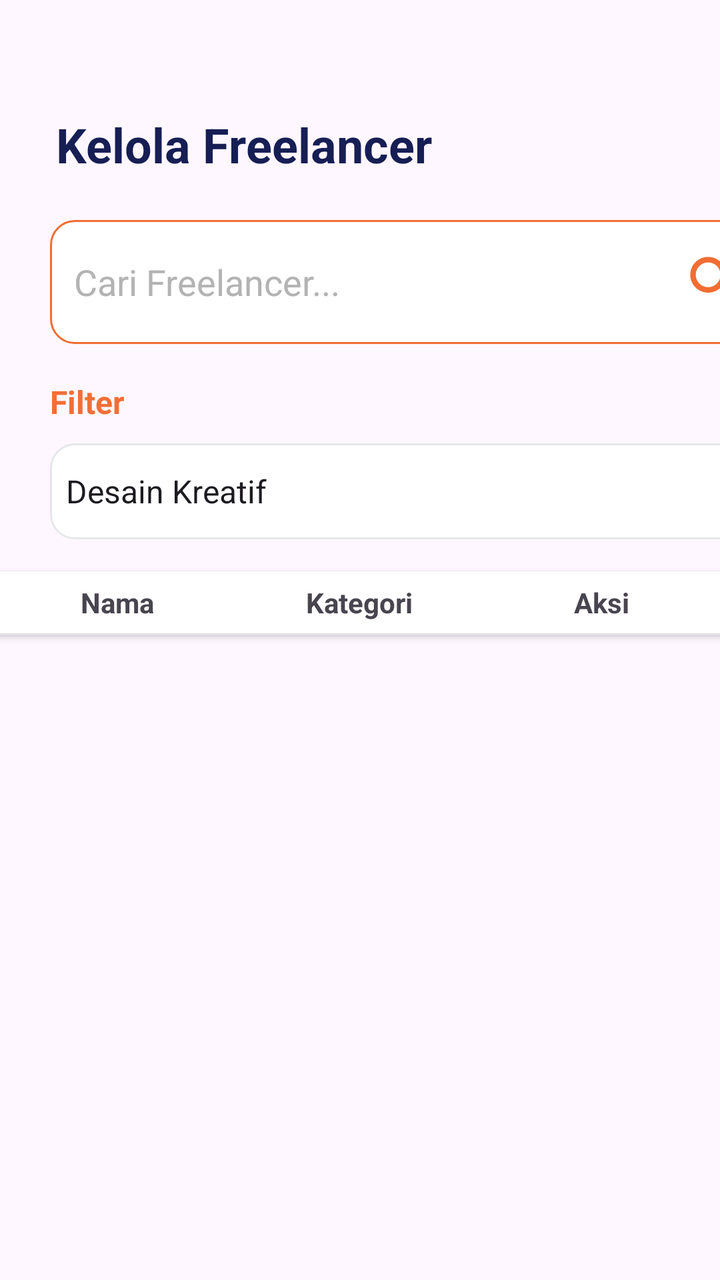
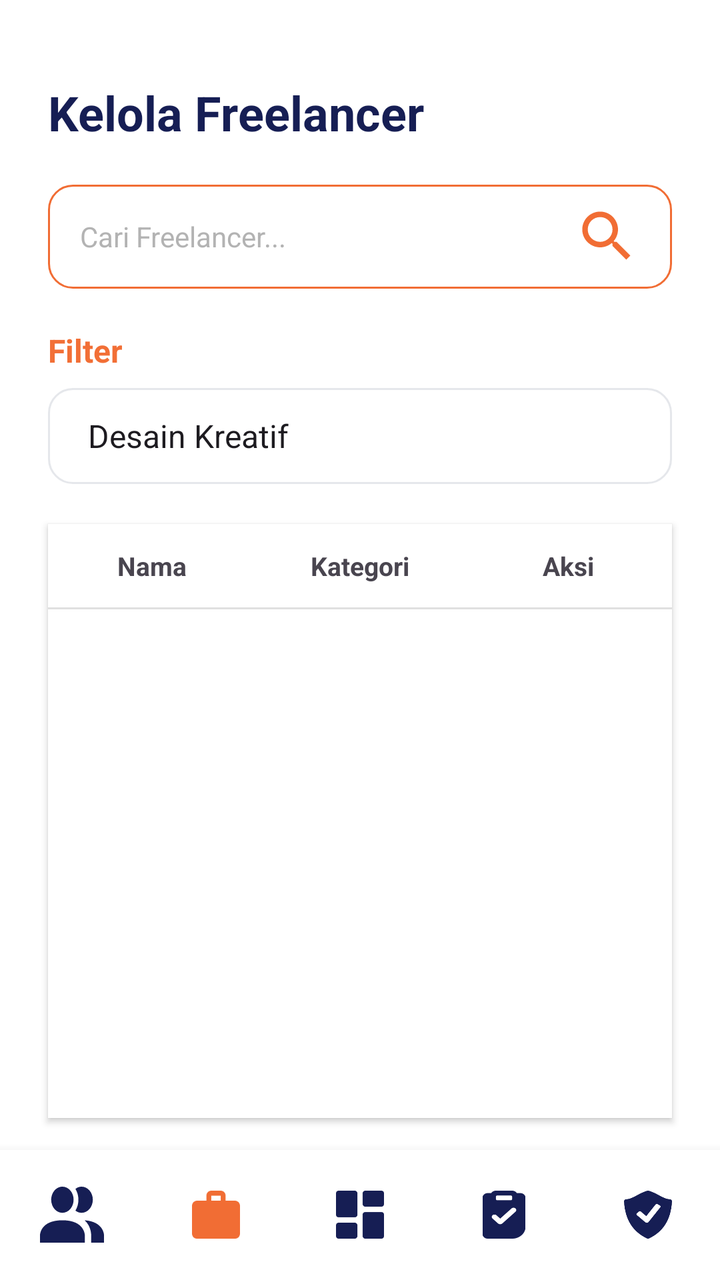

Screens rendered from an Android XML layout before and after an edit, with the pre-edit source and the edit as a unified diff.
<!-- AndroidManifest.xml: application theme Theme.KelolaJasa -->
<!-- res/layout/kelolafreelance.xml -->
<?xml version="1.0" encoding="utf-8"?>
<androidx.constraintlayout.widget.ConstraintLayout xmlns:android="http://schemas.android.com/apk/res/android"
    xmlns:app="http://schemas.android.com/apk/res-auto"
    xmlns:tools="http://schemas.android.com/tools"
    android:id="@+id/main"
    android:layout_width="match_parent"
    android:layout_height="match_parent"
    app:layout_constraintStart_toStartOf="parent"
    app:layout_constraintTop_toTopOf="parent"
    android:fontFamily="inter">

    <TextView
        android:id="@+id/title"
        android:layout_width="wrap_content"
        android:layout_height="wrap_content"
        android:layout_marginStart="28dp"
        android:layout_marginTop="56dp"
        android:text="Kelola Freelancer"
        android:textColor="#161E54"
        android:textSize="24sp"
        android:textStyle="bold"
        app:layout_constraintStart_toStartOf="parent"
        app:layout_constraintTop_toTopOf="parent"
        tools:ignore="MissingConstraints" />

    <EditText
        android:id="@+id/editTextText3"
        android:layout_width="361dp"
        android:layout_height="62dp"
        android:layout_marginStart="25dp"
        android:layout_marginTop="110dp"
        android:background="@drawable/bg_search"
        android:padding="12dp"
        android:inputType="text"
        android:hint="Cari Freelancer..."
        android:textColorHint="#B3B3B3"
        tools:ignore="MissingConstraints"
        android:drawableEnd="@drawable/icon_search"
        android:drawablePadding="5dp"
        app:layout_constraintTop_toBottomOf="@+id/title"
        app:layout_constraintStart_toStartOf="parent"
        app:layout_constraintTop_toTopOf="parent" />

    <LinearLayout
        android:id="@+id/filterfreelancer"
        android:layout_width="match_parent"
        android:layout_height="wrap_content"
        android:orientation="vertical"
        tools:ignore="MissingConstraints">

        <TextView
            android:layout_width="wrap_content"
            android:layout_height="wrap_content"
            android:layout_marginStart="25dp"
            android:layout_marginTop="190dp"
            android:layout_marginBottom="10dp"
            android:text="Filter"
            android:textColor="#F26F36"
            android:textSize="16sp"
            android:textStyle="bold"
            app:layout_constraintStart_toStartOf="parent"
            app:layout_constraintTop_toTopOf="parent"
            tools:ignore="MissingConstraints" />

        <Spinner
            android:id="@+id/spinnerKategori"
            android:layout_width="358dp"
            android:layout_height="48dp"
            android:layout_marginStart="25dp"
            android:background="@drawable/bg_card"
            android:entries="@array/kategori_jasa"
            app:layout_constraintStart_toStartOf="parent"
            app:layout_constraintTop_toTopOf="parent"
            tools:ignore="MissingConstraints" />

    </LinearLayout>

    <LinearLayout
        android:id="@+id/HeaderTable"
        android:layout_width="364dp"
        android:layout_height="wrap_content"
        android:layout_marginTop="16dp"
        android:background="#FFFFFF"
        android:elevation="2dp"
        android:orientation="vertical"
        android:padding="0dp"
        app:layout_constraintEnd_toEndOf="parent"
        app:layout_constraintStart_toStartOf="parent"
        app:layout_constraintTop_toBottomOf="@+id/filterfreelancer">

        <LinearLayout
            android:layout_width="match_parent"
            android:layout_height="wrap_content"
            android:orientation="horizontal">

            <TextView
                android:layout_width="121dp"
                android:layout_height="31dp"
                android:gravity="center"
                android:text="Nama"
                android:textSize="14sp"
                android:textStyle="bold" />

            <TextView
                android:layout_width="121dp"
                android:layout_height="31dp"
                android:gravity="center"
                android:text="Kategori"
                android:textSize="14sp"
                android:textStyle="bold" />

            <TextView
                android:layout_width="121dp"
                android:layout_height="31dp"
                android:gravity="center"
                android:text="@string/aksi"
                android:textSize="14sp"
                android:textStyle="bold" />
        </LinearLayout>

        <View
            android:layout_width="match_parent"
            android:layout_height="1dp"
            android:background="#E0E0E0" />

        <TextView
            android:id="@+id/txtEmpty"
            android:layout_width="match_parent"
            android:layout_height="wrap_content"
            android:text="Belum ada jasa"
            android:gravity="center"
            android:textSize="16sp"
            android:visibility="gone"/>

        <androidx.recyclerview.widget.RecyclerView
            android:id="@+id/recyclerView"
            android:layout_width="match_parent"
            android:layout_height="0dp"
            android:layout_weight="1"/>
    </LinearLayout>


</androidx.constraintlayout.widget.ConstraintLayout>
<!-- resources referenced by this layout -->
<resources>
  <!-- unchanged entries left out for length: 7 -->
</resources>

<!-- the commit's change to res/layout/kelolafreelance.xml (unified diff, before → after) -->
@@ -1,89 +1,83 @@
 <?xml version="1.0" encoding="utf-8"?>
-<androidx.constraintlayout.widget.ConstraintLayout xmlns:android="http://schemas.android.com/apk/res/android"
+<androidx.constraintlayout.widget.ConstraintLayout
+    xmlns:android="http://schemas.android.com/apk/res/android"
     xmlns:app="http://schemas.android.com/apk/res-auto"
     xmlns:tools="http://schemas.android.com/tools"
     android:id="@+id/main"
     android:layout_width="match_parent"
     android:layout_height="match_parent"
+    android:background="#FFFFFF"> <TextView
+    android:id="@+id/title"
+    android:layout_width="match_parent"
+    android:layout_height="wrap_content"
+    android:layout_marginHorizontal="24dp"
+    android:layout_marginTop="40dp"
+    android:text="Kelola Freelancer"
+    android:textColor="#161E54"
+    android:textSize="24sp"
+    android:textStyle="bold"
+    app:layout_constraintEnd_toEndOf="parent"
     app:layout_constraintStart_toStartOf="parent"
-    app:layout_constraintTop_toTopOf="parent"
-    android:fontFamily="inter">
-
-    <TextView
-        android:id="@+id/title"
-        android:layout_width="wrap_content"
-        android:layout_height="wrap_content"
-        android:layout_marginStart="28dp"
-        android:layout_marginTop="56dp"
-        android:text="Kelola Freelancer"
-        android:textColor="#161E54"
-        android:textSize="24sp"
-        android:textStyle="bold"
-        app:layout_constraintStart_toStartOf="parent"
-        app:layout_constraintTop_toTopOf="parent"
-        tools:ignore="MissingConstraints" />
+    app:layout_constraintTop_toTopOf="parent" />
 
     <EditText
         android:id="@+id/editTextText3"
-        android:layout_width="361dp"
-        android:layout_height="62dp"
-        android:layout_marginStart="25dp"
-        android:layout_marginTop="110dp"
+        android:layout_width="match_parent"
+        android:layout_height="52dp"
+        android:layout_marginHorizontal="24dp"
+        android:layout_marginTop="20dp"
         android:background="@drawable/bg_search"
-        android:padding="12dp"
+        android:drawableEnd="@drawable/icon_search"
+        android:drawablePadding="8dp"
+        android:hint="Cari Freelancer..."
         android:inputType="text"
-        android:hint="Cari Freelancer..."
+        android:paddingHorizontal="16dp"
         android:textColorHint="#B3B3B3"
-        tools:ignore="MissingConstraints"
-        android:drawableEnd="@drawable/icon_search"
-        android:drawablePadding="5dp"
-        app:layout_constraintTop_toBottomOf="@+id/title"
+        android:textSize="14sp"
+        app:layout_constraintEnd_toEndOf="parent"
         app:layout_constraintStart_toStartOf="parent"
-        app:layout_constraintTop_toTopOf="parent" />
+        app:layout_constraintTop_toBottomOf="@+id/title" />
 
     <LinearLayout
         android:id="@+id/filterfreelancer"
         android:layout_width="match_parent"
         android:layout_height="wrap_content"
+        android:layout_marginHorizontal="24dp"
+        android:layout_marginTop="20dp"
         android:orientation="vertical"
-        tools:ignore="MissingConstraints">
+        app:layout_constraintEnd_toEndOf="parent"
+        app:layout_constraintStart_toStartOf="parent"
+        app:layout_constraintTop_toBottomOf="@+id/editTextText3">
 
         <TextView
             android:layout_width="wrap_content"
             android:layout_height="wrap_content"
-            android:layout_marginStart="25dp"
-            android:layout_marginTop="190dp"
-            android:layout_marginBottom="10dp"
+            android:layout_marginBottom="8dp"
             android:text="Filter"
             android:textColor="#F26F36"
             android:textSize="16sp"
-            android:textStyle="bold"
-            app:layout_constraintStart_toStartOf="parent"
-            app:layout_constraintTop_toTopOf="parent"
-            tools:ignore="MissingConstraints" />
+            android:textStyle="bold" />
 
         <Spinner
             android:id="@+id/spinnerKategori"
-            android:layout_width="358dp"
+            android:layout_width="match_parent"
             android:layout_height="48dp"
-            android:layout_marginStart="25dp"
             android:background="@drawable/bg_card"
             android:entries="@array/kategori_jasa"
-            app:layout_constraintStart_toStartOf="parent"
-            app:layout_constraintTop_toTopOf="parent"
-            tools:ignore="MissingConstraints" />
-
+            android:paddingHorizontal="12dp" />
     </LinearLayout>
 
     <LinearLayout
         android:id="@+id/HeaderTable"
-        android:layout_width="364dp"
-        android:layout_height="wrap_content"
-        android:layout_marginTop="16dp"
+        android:layout_width="match_parent"
+        android:layout_height="0dp"
+        android:layout_marginHorizontal="24dp"
+        android:layout_marginTop="20dp"
+        android:layout_marginBottom="16dp"
         android:background="#FFFFFF"
         android:elevation="2dp"
         android:orientation="vertical"
-        android:padding="0dp"
+        app:layout_constraintBottom_toTopOf="@+id/linearLayoutNav"
         app:layout_constraintEnd_toEndOf="parent"
         app:layout_constraintStart_toStartOf="parent"
         app:layout_constraintTop_toBottomOf="@+id/filterfreelancer">
@@ -91,30 +85,35 @@
         <LinearLayout
             android:layout_width="match_parent"
             android:layout_height="wrap_content"
-            android:orientation="horizontal">
+            android:orientation="horizontal"
+            android:paddingVertical="12dp"
+            android:weightSum="3">
 
             <TextView
-                android:layout_width="121dp"
-                android:layout_height="31dp"
+                android:layout_width="0dp"
+                android:layout_height="wrap_content"
+                android:layout_weight="1"
                 android:gravity="center"
                 android:text="Nama"
-                android:textSize="14sp"
+                android:textSize="13sp"
                 android:textStyle="bold" />
 
             <TextView
-                android:layout_width="121dp"
-                android:layout_height="31dp"
+                android:layout_width="0dp"
+                android:layout_height="wrap_content"
+                android:layout_weight="1"
                 android:gravity="center"
                 android:text="Kategori"
-                android:textSize="14sp"
+                android:textSize="13sp"
                 android:textStyle="bold" />
 
             <TextView
-                android:layout_width="121dp"
-                android:layout_height="31dp"
+                android:layout_width="0dp"
+                android:layout_height="wrap_content"
+                android:layout_weight="1"
                 android:gravity="center"
                 android:text="@string/aksi"
-                android:textSize="14sp"
+                android:textSize="13sp"
                 android:textStyle="bold" />
         </LinearLayout>
 
@@ -127,17 +126,67 @@
             android:id="@+id/txtEmpty"
             android:layout_width="match_parent"
             android:layout_height="wrap_content"
+            android:gravity="center"
+            android:padding="20dp"
             android:text="Belum ada jasa"
-            android:gravity="center"
-            android:textSize="16sp"
-            android:visibility="gone"/>
+            android:textSize="14sp"
+            android:visibility="gone" />
 
         <androidx.recyclerview.widget.RecyclerView
             android:id="@+id/recyclerView"
             android:layout_width="match_parent"
             android:layout_height="0dp"
-            android:layout_weight="1"/>
+            android:layout_weight="1" />
     </LinearLayout>
 
+    <LinearLayout
+        android:id="@+id/linearLayoutNav"
+        android:layout_width="match_parent"
+        android:layout_height="65dp"
+        android:background="#FFFFFF"
+        android:elevation="8dp"
+        android:gravity="center_vertical"
+        android:orientation="horizontal"
+        android:weightSum="5"
+        app:layout_constraintBottom_toBottomOf="parent"
+        app:layout_constraintEnd_toEndOf="parent"
+        app:layout_constraintStart_toStartOf="parent">
+
+        <ImageView
+            android:id="@+id/btncari"
+            android:layout_width="0dp"
+            android:layout_height="28dp"
+            android:layout_weight="1"
+            android:src="@drawable/ic_klpengguna" />
+
+        <ImageView
+            android:id="@+id/btnbag"
+            android:layout_width="0dp"
+            android:layout_height="24dp"
+            android:layout_weight="1"
+            android:src="@drawable/ic_bag"
+            app:tint="#F16D34" />
+
+        <ImageView
+            android:id="@+id/btnhome"
+            android:layout_width="0dp"
+            android:layout_height="24dp"
+            android:layout_weight="1"
+            android:src="@drawable/ic_dashboardadmin" />
+
+        <ImageView
+            android:id="@+id/btnriwayat"
+            android:layout_width="0dp"
+            android:layout_height="24dp"
+            android:layout_weight="1"
+            android:src="@drawable/ic_booking" />
+
+        <ImageView
+            android:id="@+id/btnprofil"
+            android:layout_width="0dp"
+            android:layout_height="24dp"
+            android:layout_weight="1"
+            android:src="@drawable/ic_pengajuan" />
+    </LinearLayout>
 
 </androidx.constraintlayout.widget.ConstraintLayout>
<!-- resource entries referenced after the edit -->
@@ -1,5 +1,35 @@
 <!-- resources referenced by this layout -->
 <resources>
+  <!-- drawable ic_bag (drawable) -->
+  <vector xmlns:android="http://schemas.android.com/apk/res/android" android:autoMirrored="true" android:height="20dp" android:viewportHeight="20" android:viewportWidth="20" android:width="20dp">
+        
+      <path android:fillColor="#161E54" android:pathData="M2,20C1.45,20 0.979,19.794 0.588,19.382C0.197,18.97 0.001,18.474 0,17.895V6.316C0,5.737 0.196,5.241 0.588,4.829C0.98,4.418 1.451,4.211 2,4.211H6V2.105C6,1.526 6.196,1.031 6.588,0.619C6.98,0.207 7.451,0.001 8,0H12C12.55,0 13.021,0.206 13.413,0.619C13.805,1.032 14.001,1.527 14,2.105V4.211H18C18.55,4.211 19.021,4.417 19.413,4.829C19.805,5.242 20.001,5.738 20,6.316V17.895C20,18.474 19.804,18.969 19.413,19.382C19.022,19.795 18.551,20.001 18,20H2ZM8,4.211H12V2.105H8V4.211Z"/>
+      
+  </vector>
+  <!-- drawable ic_booking (drawable) -->
+  <vector xmlns:android="http://schemas.android.com/apk/res/android" android:autoMirrored="true" android:height="20dp" android:viewportHeight="20" android:viewportWidth="18" android:width="18dp">
+        
+      <path android:fillColor="#161E54" android:fillType="evenOdd" android:pathData="M12.375,0C12.77,0 13.158,0.092 13.5,0.268C13.842,0.443 14.126,0.696 14.323,1H15.75C16.347,1 16.919,1.211 17.341,1.586C17.763,1.961 18,2.47 18,3V15C18,16.326 17.407,17.598 16.353,18.535C15.298,19.473 13.867,20 12.375,20H2.25C1.653,20 1.081,19.789 0.659,19.414C0.237,19.039 0,18.53 0,18V3C0,2.47 0.237,1.961 0.659,1.586C1.081,1.211 1.653,1 2.25,1H3.677C3.874,0.696 4.158,0.443 4.5,0.268C4.842,0.092 5.23,0 5.625,0H12.375ZM12.177,7.379L7.405,11.622L5.813,10.207C5.601,10.025 5.317,9.924 5.022,9.926C4.727,9.929 4.444,10.034 4.236,10.219C4.027,10.405 3.909,10.655 3.906,10.918C3.904,11.18 4.017,11.432 4.222,11.621L6.528,13.672C6.643,13.774 6.78,13.855 6.93,13.911C7.08,13.966 7.241,13.994 7.404,13.994C7.566,13.994 7.727,13.966 7.877,13.911C8.028,13.855 8.164,13.774 8.279,13.672L13.769,8.793C13.873,8.7 13.956,8.59 14.013,8.468C14.069,8.347 14.098,8.217 14.098,8.086C14.098,7.954 14.069,7.824 14.012,7.703C13.956,7.582 13.873,7.471 13.768,7.378C13.664,7.286 13.54,7.212 13.403,7.162C13.267,7.112 13.12,7.086 12.972,7.086C12.825,7.086 12.679,7.112 12.542,7.162C12.406,7.212 12.281,7.286 12.177,7.379ZM11.813,2H6.188C6.056,2 5.928,2.041 5.827,2.116C5.726,2.191 5.658,2.295 5.634,2.41L5.625,2.5V3.5C5.625,3.617 5.671,3.73 5.755,3.82C5.84,3.91 5.957,3.971 6.086,3.992L6.188,4H11.813C11.944,4 12.072,3.959 12.173,3.884C12.274,3.809 12.342,3.705 12.366,3.59L12.375,3.5V2.5C12.375,2.383 12.329,2.27 12.245,2.18C12.16,2.09 12.043,2.029 11.914,2.008L11.813,2Z"/>
+      
+  </vector>
+  <!-- drawable ic_dashboardadmin (drawable) -->
+  <vector xmlns:android="http://schemas.android.com/apk/res/android" android:autoMirrored="true" android:height="20dp" android:viewportHeight="20" android:viewportWidth="20" android:width="20dp">
+        
+      <path android:fillColor="#161E54" android:pathData="M12.222,6.667C11.907,6.667 11.644,6.56 11.431,6.347C11.219,6.133 11.112,5.87 11.111,5.556V1.111C11.111,0.796 11.218,0.533 11.431,0.32C11.644,0.107 11.908,0.001 12.222,0H18.889C19.204,0 19.468,0.107 19.681,0.32C19.894,0.533 20.001,0.797 20,1.111V5.556C20,5.87 19.893,6.134 19.68,6.348C19.467,6.561 19.203,6.667 18.889,6.667H12.222ZM1.111,11.111C0.796,11.111 0.533,11.004 0.32,10.791C0.107,10.578 0.001,10.314 0,10V1.111C0,0.796 0.107,0.533 0.32,0.32C0.533,0.107 0.797,0.001 1.111,0H7.778C8.093,0 8.357,0.107 8.57,0.32C8.783,0.533 8.89,0.797 8.889,1.111V10C8.889,10.315 8.782,10.579 8.569,10.792C8.356,11.006 8.092,11.112 7.778,11.111H1.111ZM12.222,20C11.907,20 11.644,19.893 11.431,19.68C11.219,19.467 11.112,19.203 11.111,18.889V10C11.111,9.685 11.218,9.421 11.431,9.209C11.644,8.996 11.908,8.89 12.222,8.889H18.889C19.204,8.889 19.468,8.996 19.681,9.209C19.894,9.422 20.001,9.686 20,10V18.889C20,19.204 19.893,19.468 19.68,19.681C19.467,19.894 19.203,20.001 18.889,20H12.222ZM1.111,20C0.796,20 0.533,19.893 0.32,19.68C0.107,19.467 0.001,19.203 0,18.889V14.444C0,14.13 0.107,13.866 0.32,13.653C0.533,13.441 0.797,13.334 1.111,13.333H7.778C8.093,13.333 8.357,13.44 8.57,13.653C8.783,13.867 8.89,14.13 8.889,14.444V18.889C8.889,19.204 8.782,19.468 8.569,19.681C8.356,19.894 8.092,20.001 7.778,20H1.111Z"/>
+      
+  </vector>
+  <!-- drawable ic_klpengguna (drawable) -->
+  <vector xmlns:android="http://schemas.android.com/apk/res/android" android:autoMirrored="true" android:height="20dp" android:viewportHeight="20" android:viewportWidth="23" android:width="23dp">
+        
+      <path android:fillColor="#161E54" android:pathData="M16.1,17.333V20H0V17.333C0,17.333 0,12 8.05,12C16.1,12 16.1,17.333 16.1,17.333ZM12.075,4.667C12.075,3.744 11.839,2.841 11.397,2.074C10.954,1.307 10.326,0.708 9.59,0.355C8.855,0.002 8.046,-0.09 7.265,0.09C6.484,0.27 5.767,0.714 5.204,1.367C4.641,2.02 4.258,2.851 4.102,3.756C3.947,4.662 4.027,5.6 4.331,6.453C4.636,7.305 5.152,8.034 5.814,8.547C6.476,9.06 7.254,9.333 8.05,9.333C9.118,9.333 10.141,8.842 10.896,7.967C11.651,7.091 12.075,5.904 12.075,4.667ZM16.031,12C16.738,12.634 17.316,13.441 17.726,14.362C18.135,15.283 18.365,16.298 18.4,17.333V20H23V17.333C23,17.333 23,12.493 16.031,12ZM14.95,0C14.158,-0.004 13.385,0.27 12.731,0.787C13.429,1.918 13.805,3.275 13.805,4.667C13.805,6.058 13.429,7.415 12.731,8.547C13.385,9.063 14.158,9.338 14.95,9.333C16.017,9.333 17.041,8.842 17.796,7.967C18.551,7.091 18.975,5.904 18.975,4.667C18.975,3.429 18.551,2.242 17.796,1.367C17.041,0.492 16.017,0 14.95,0Z"/>
+      
+  </vector>
+  <!-- drawable ic_pengajuan (drawable) -->
+  <vector xmlns:android="http://schemas.android.com/apk/res/android" android:autoMirrored="true" android:height="20dp" android:viewportHeight="20" android:viewportWidth="20" android:width="20dp">
+        
+      <path android:fillColor="#161E54" android:pathData="M19.733,3.839C19.644,3.753 19.535,3.683 19.412,3.634C19.29,3.585 19.157,3.558 19.022,3.555C16.921,3.509 14.263,1.602 12.506,0.854C11.42,0.394 10.703,0.09 10.165,0.01C10.056,-0.004 9.945,-0.003 9.836,0.011C9.297,0.091 8.581,0.395 7.496,0.855C5.739,1.602 3.081,3.509 0.98,3.555C0.845,3.559 0.712,3.586 0.589,3.635C0.467,3.683 0.357,3.753 0.268,3.839C0.083,4.018 -0.013,4.25 0.001,4.487C0.453,12.272 3.743,17.09 9.517,19.89C9.667,19.963 9.834,20 9.999,20C10.165,20 10.332,19.963 10.483,19.89C16.257,17.09 19.546,12.272 19.998,4.487C20.014,4.25 19.919,4.017 19.733,3.839ZM15.142,6.901L10.269,13.002C10.095,13.222 9.82,13.367 9.548,13.367C9.276,13.367 8.972,13.24 8.781,13.078L5.347,10.163C5.235,10.067 5.172,9.938 5.172,9.803C5.172,9.668 5.235,9.539 5.347,9.444L6.195,8.722C6.308,8.628 6.461,8.575 6.619,8.575C6.778,8.575 6.93,8.628 7.043,8.722L9.276,10.617L13.156,5.757C13.246,5.646 13.384,5.569 13.54,5.544C13.696,5.519 13.858,5.547 13.989,5.623L14.982,6.194C15.114,6.271 15.204,6.388 15.234,6.52C15.264,6.652 15.231,6.79 15.142,6.901Z"/>
+      
+  </vector>
   <!-- unchanged entries left out for length: 7 -->
 </resources>
 
